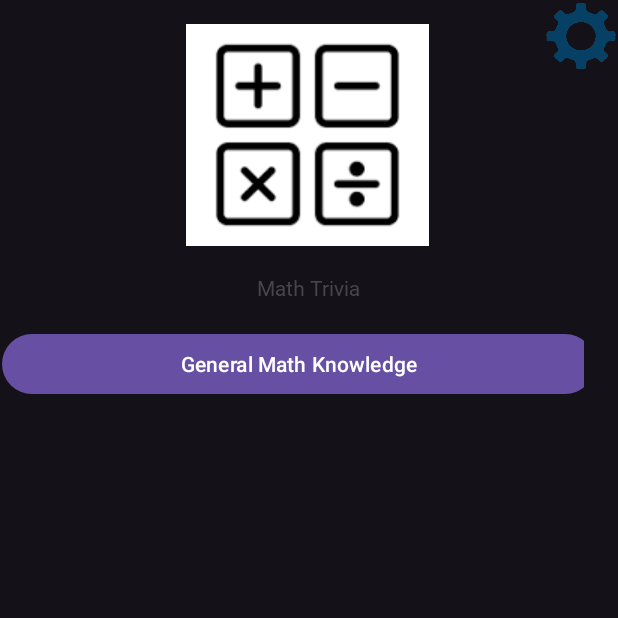
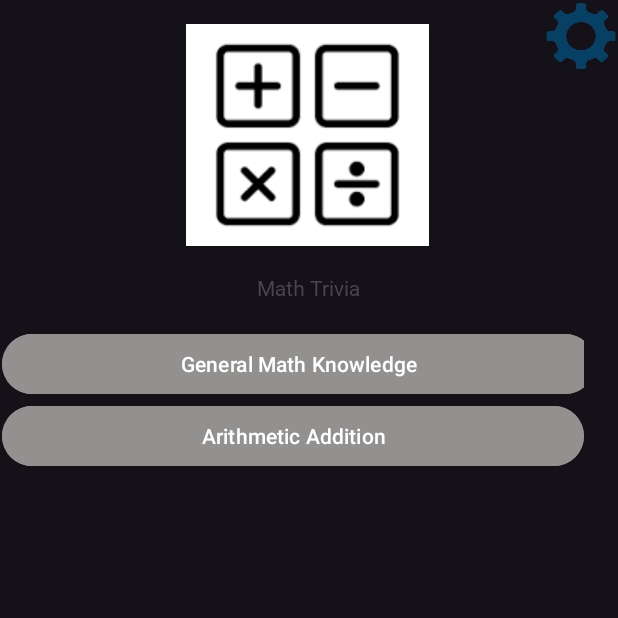
Before and after one commit to MrOpoku1/Math_Quiz, an Android app: the MainActivity screen opened directly, with no data from a screen before it, after a tap on "menu", on a phone screen of 412 x 824 dp, the top half of it. Run offline under Robolectric (Android 15) with nearby library versions, the phone set to English and light mode, and no system bars.

Commit message:
bug fixes

```diff
--- a/app/src/main/AndroidManifest.xml
+++ b/app/src/main/AndroidManifest.xml
@@ -11,6 +11,9 @@
         android:roundIcon="@drawable/ic_launcher_background"
         android:supportsRtl="true"
         android:theme="@style/Theme.MathQuizTrivia">
+        <activity
+            android:name=".Arithmetic"
+            android:exported="false" />
         <activity
             android:name=".MainActivity"
             android:exported="false" />
--- a/app/src/main/java/com/example/mathquiztrivia/MainActivity.java
+++ b/app/src/main/java/com/example/mathquiztrivia/MainActivity.java
@@ -9,6 +9,8 @@ import android.widget.TextView;
 import android.widget.Button;
 import android.view.View;
 import android.widget.Toast;
+import android.content.SharedPreferences;
+
 
 import androidx.appcompat.app.AppCompatActivity;
 
--- a/app/src/main/java/com/example/mathquiztrivia/MainMenuActivity.java
+++ b/app/src/main/java/com/example/mathquiztrivia/MainMenuActivity.java
@@ -8,7 +8,7 @@ import android.view.View;
 import android.widget.Button;
 
 public class MainMenuActivity extends AppCompatActivity {
-Button Q1;
+Button Q1, Q2;
 
     @Override
     protected void onCreate(Bundle savedInstanceState) {
@@ -16,7 +16,7 @@ Button Q1;
         super.onCreate(savedInstanceState);
         setContentView(R.layout.main_menu_activity);
         Q1=(Button)findViewById(R.id.Q1);
-
+        Q2=(Button)findViewById(R.id.Q2);
         Q1.setOnClickListener(new View.OnClickListener() {
             @Override
             public void onClick(View v) {
@@ -24,6 +24,13 @@ Button Q1;
                 startActivity(menu);
             }
         });
+        Q2.setOnClickListener(new View.OnClickListener() {
+            @Override
+            public void onClick(View v) {
+                Intent arithmetic = new Intent(MainMenuActivity.this, Arithmetic.class);
+                startActivity(arithmetic);
+            }
+        });
 
 
         }
--- a/app/src/main/res/layout/main_menu_activity.xml
+++ b/app/src/main/res/layout/main_menu_activity.xml
@@ -28,19 +28,20 @@
             android:layout_height="wrap_content"
             android:orientation="vertical">
 
-            <LinearLayout
+            <Button
+                android:id="@+id/Q1"
+                android:layout_width="395dp"
+                android:layout_height="wrap_content"
+                android:text="@string/Q1_title"
+                android:backgroundTint="#939090"/>
+
+            <Button
+                android:id="@+id/Q2"
                 android:layout_width="match_parent"
-                android:layout_height="match_parent"
-                android:orientation="horizontal">
+                android:layout_height="wrap_content"
+                android:text="@string/Q2"
+                android:backgroundTint="#939090"/>
 
-                <Button
-                    android:id="@+id/Q1"
-                    android:layout_width="395dp"
-                    android:layout_height="wrap_content"
-                    android:text="@string/Q1_title" />
-
-
-            </LinearLayout>
         </LinearLayout>
     </ScrollView>
 
--- a/app/src/main/res/values/strings.xml
+++ b/app/src/main/res/values/strings.xml
@@ -2,15 +2,16 @@
     <string name="app_name">Math Quiz Triva</string>
     <string name="True">True</string>
     <string name="False">False</string>
-    <string name ="Q1Q1_false">Imaginary numbers are real numbers</string><!--false-->
-    <!--true-->
-    <string name ="Q1Q3_true">676 is a perfect square </string><!--true-->
-    <string name ="Q1Q4_false">Pi is a rational number</string><!--false-->
-    <string name ="Q1Q5_false">51 is not a prime number </string><!--false-->
-    <string name ="result">You Got</string>
+    <string name="Q1Q1_false">Imaginary numbers are real numbers</string><!--false-->
+    <string name="Q1Q2_true">"3 is a factor of 9 "</string> <!--true-->
+    <string name="Q1Q3_true">676 is a perfect square </string><!--true-->
+    <string name="Q1Q4_false">Pi is a rational number</string><!--false-->
+    <string name="Q1Q5_false">51 is not a prime number </string><!--false-->
+    <string name="result">You Got</string>
     <string name="Q1_title">General Math Knowledge</string>
     <string name="share">Share Score</string>
     <string name="header">Math Trivia</string>
     <string name="menu">menu</string>
-    <string name="Q1Q2_true">"3 is a factor of 9 "</string>
+    <string name="Q2">Arithmetic Addition</string>
+
 </resources>
```
Also changed, not shown: app/src/main/assets/questions.json (added, +78 -0 lines), app/src/main/java/com/example/mathquiztrivia/Arithmetic.java (added, +20 -0 lines), app/src/main/res/layout/activity_arithmetic.xml (added, +10 -0 lines).
